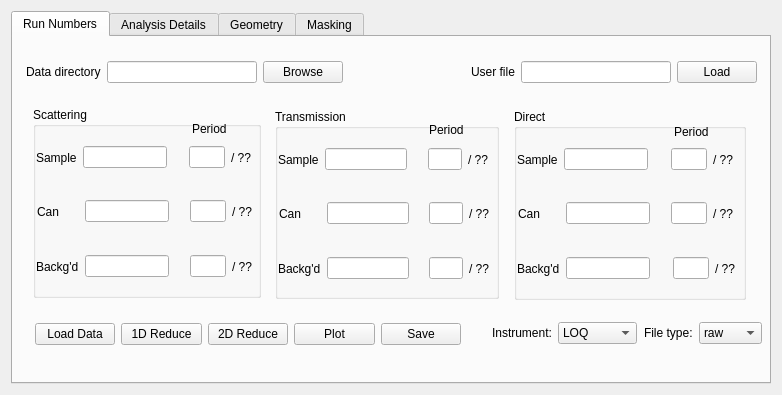
Qt form Code/qtiplot/MantidQt/CustomInterfaces/inc/SANSRunWindow.ui (mantidproject/mantid) before a commit.
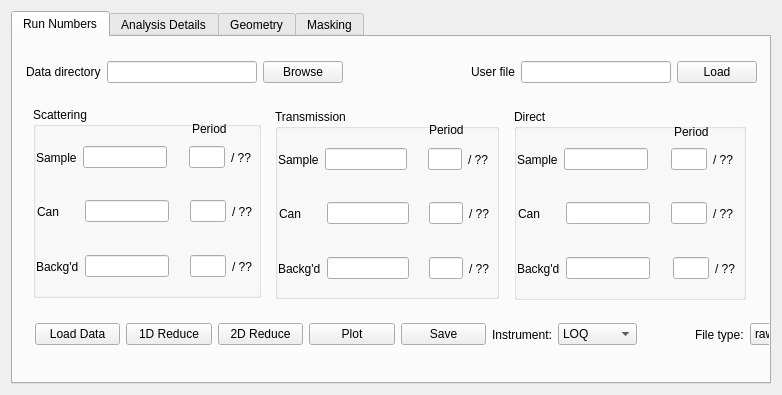
The same form after that commit. The open tabs and pages were chosen to show the change.

Commit message: Added protection for lack of scipy in SANS GUI. Re #636

```diff
--- a/Code/qtiplot/MantidQt/CustomInterfaces/inc/SANSRunWindow.ui
+++ b/Code/qtiplot/MantidQt/CustomInterfaces/inc/SANSRunWindow.ui
@@ -730,12 +730,12 @@
         </layout>
        </widget>
       </widget>
-      <widget class="QWidget" name="gridLayoutWidget" >
-       <property name="geometry" >
+      <widget class="QWidget" name="gridLayoutWidget">
+       <property name="geometry">
         <rect>
          <x>22</x>
          <y>281</y>
-         <width>426</width>
+         <width>451</width>
          <height>33</height>
         </rect>
        </property>
@@ -859,13 +859,13 @@
         </item>
        </layout>
       </widget>
-      <widget class="QWidget" name="horizontalLayoutWidget_11" >
-       <property name="geometry" >
+      <widget class="QWidget" name="horizontalLayoutWidget_11">
+       <property name="geometry">
         <rect>
          <x>479</x>
          <y>281</y>
-         <width>270</width>
-         <height>30</height>
+         <width>321</width>
+         <height>33</height>
         </rect>
        </property>
        <layout class="QHBoxLayout" name="horizontalLayout_12" >
```
Left out of the diff: 1760 changed lines with no effect on the pictures. The commit also changes 2 other files.
